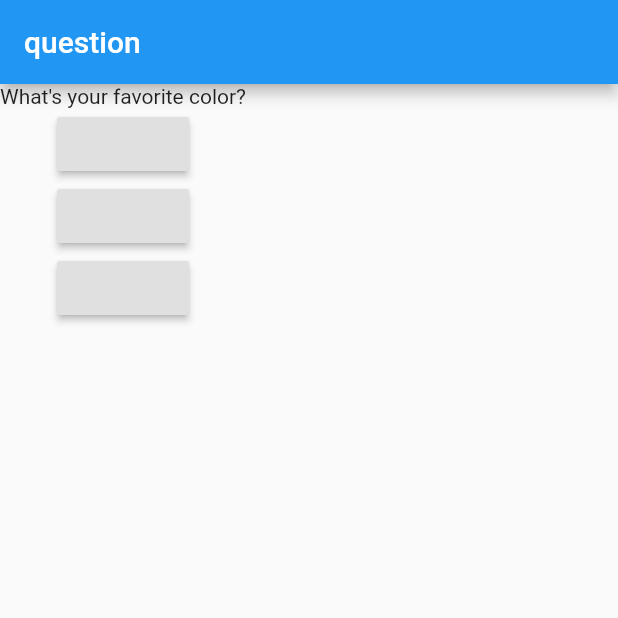
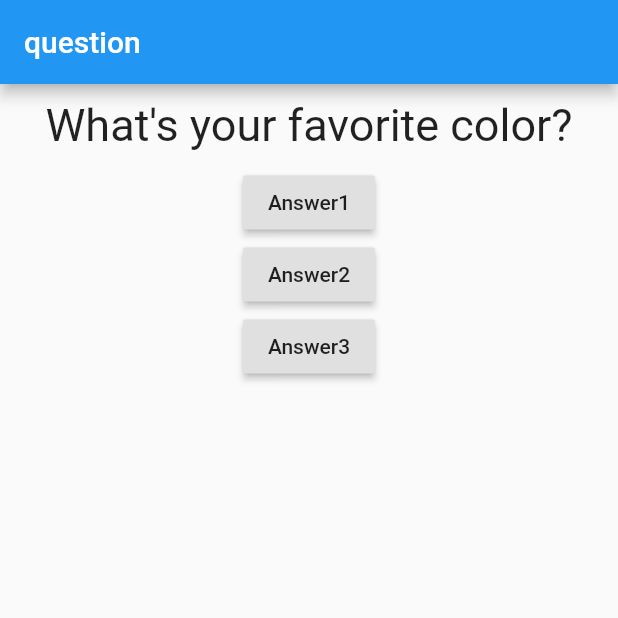
Before and after one commit to fztkm/flutter_guide, a Flutter app: the screen it shows after launch, on a phone screen of 412 x 824 dp, the top half of it. Run offline on Flutter 3.47's test engine with Material 2 defaults, Android fonts, the phone set to English and light mode, and no system bars.

Commit message:
answer.dartを追加

```diff
--- a/lib/main.dart
+++ b/lib/main.dart
@@ -37,9 +37,9 @@ class _MyAppState extends State<MyApp> {
         body: Column(
           children: [
             Question(list.elementAt(count)),
-            RaisedButton(onPressed: answerQuestion),
-            RaisedButton(onPressed: answerQuestion),
-            RaisedButton(onPressed: answerQuestion),
+            RaisedButton(child: Text('Answer1'), onPressed: answerQuestion),
+            RaisedButton(child: Text('Answer2'), onPressed: answerQuestion),
+            RaisedButton(child: Text('Answer3'), onPressed: answerQuestion),
           ],
         ),
       ),
--- a/lib/question.dart
+++ b/lib/question.dart
@@ -6,6 +6,14 @@ class Question extends StatelessWidget {
 
   @override
   Widget build(BuildContext context) {
-    return Text(questionText);
+    return Container(
+      width: double.infinity,
+      margin: EdgeInsets.all(10.0),
+      child: Text(
+        questionText,
+        style: TextStyle(fontSize: 30.0),
+        textAlign: TextAlign.center,
+      ),
+    );
   }
 }
```
Also changed, not shown: lib/answer.dart (added, +15 -0 lines).
